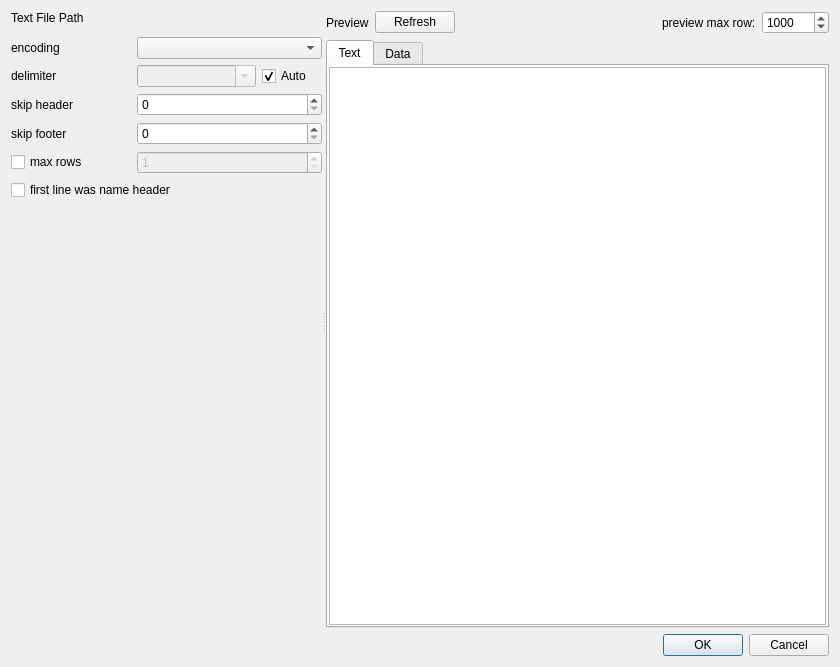
First picture: the form in src/APP/Dialog/DATxtFileImportDialog.ui, repository czyt1988/data-workbench, before the edit.
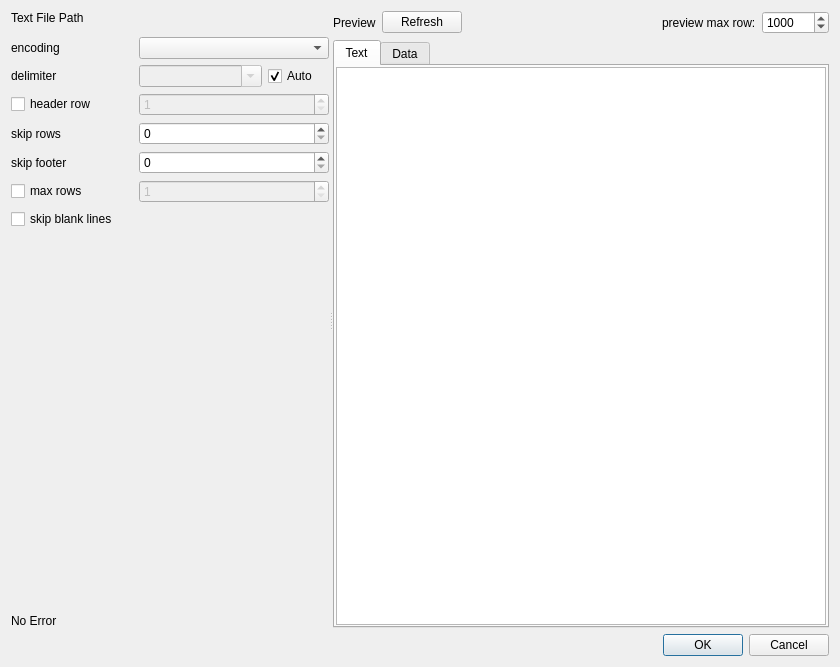
Second picture: the form after the edit. Custom widgets are drawn as their Qt base class.

The edit to the form file:
```diff
--- a/src/APP/Dialog/DATxtFileImportDialog.ui
+++ b/src/APP/Dialog/DATxtFileImportDialog.ui
@@ -33,13 +33,29 @@
        </item>
        <item>
         <layout class="QGridLayout" name="gridLayout">
-         <item row="0" column="2" colspan="3">
-          <widget class="QComboBox" name="comboBoxCodec"/>
+         <item row="5" column="2" colspan="3">
+          <widget class="QSpinBox" name="spinBoxMaxRows">
+           <property name="enabled">
+            <bool>false</bool>
+           </property>
+           <property name="toolTip">
+            <string>The maximum number of rows to read</string>
+           </property>
+           <property name="minimum">
+            <number>1</number>
+           </property>
+           <property name="maximum">
+            <number>999999999</number>
+           </property>
+          </widget>
          </item>
-         <item row="4" column="0" colspan="2">
-          <widget class="QCheckBox" name="checkBoxMaxRows">
-           <property name="text">
-            <string>max rows</string>
+         <item row="4" column="2" colspan="3">
+          <widget class="QSpinBox" name="spinBoxSkipFooter">
+           <property name="toolTip">
+            <string>The number of lines to skip at the end of the file</string>
+           </property>
+           <property name="maximum">
+            <number>999999999</number>
            </property>
           </widget>
          </item>
@@ -53,33 +69,17 @@
            </property>
           </widget>
          </item>
+         <item row="0" column="2" colspan="3">
+          <widget class="QComboBox" name="comboBoxCodec"/>
+         </item>
+         <item row="5" column="0" colspan="2">
+          <widget class="QCheckBox" name="checkBoxMaxRows">
+           <property name="text">
+            <string>max rows</string>
+           </property>
+          </widget>
+         </item>
          <item row="3" column="2" colspan="3">
-          <widget class="QSpinBox" name="spinBoxSkipFooter">
-           <property name="toolTip">
-            <string>The number of lines to skip at the end of the file</string>
-           </property>
-           <property name="maximum">
-            <number>999999999</number>
-           </property>
-          </widget>
-         </item>
-         <item row="4" column="2" colspan="3">
-          <widget class="QSpinBox" name="spinBoxMaxRows">
-           <property name="enabled">
-            <bool>false</bool>
-           </property>
-           <property name="toolTip">
-            <string>The maximum number of rows to read</string>
-           </property>
-           <property name="minimum">
-            <number>1</number>
-           </property>
-           <property name="maximum">
-            <number>999999999</number>
-           </property>
-          </widget>
-         </item>
-         <item row="2" column="2" colspan="3">
           <widget class="QSpinBox" name="spinBoxSkipHeader">
            <property name="toolTip">
             <string>The number of lines to skip at the beginning of the file</string>
@@ -89,13 +89,6 @@
            </property>
           </widget>
          </item>
-         <item row="2" column="0" colspan="2">
-          <widget class="QLabel" name="label_4">
-           <property name="text">
-            <string>skip header</string>
-           </property>
-          </widget>
-         </item>
          <item row="1" column="0" colspan="2">
           <widget class="QLabel" name="label_3">
            <property name="text">
@@ -104,9 +97,9 @@
           </widget>
          </item>
          <item row="3" column="0" colspan="2">
-          <widget class="QLabel" name="label_5">
+          <widget class="QLabel" name="label_4">
            <property name="text">
-            <string>skip footer</string>
+            <string>skip rows</string>
            </property>
           </widget>
          </item>
@@ -117,16 +110,6 @@
            </property>
           </widget>
          </item>
-         <item row="5" column="0" colspan="5">
-          <widget class="QCheckBox" name="checkBoxNames">
-           <property name="toolTip">
-            <string>&lt;html&gt;&lt;head/&gt;&lt;body&gt;&lt;p&gt;the field names are read from the first line after the first skip header lines&lt;/p&gt;&lt;/body&gt;&lt;/html&gt;</string>
-           </property>
-           <property name="text">
-            <string>first line was name header</string>
-           </property>
-          </widget>
-         </item>
          <item row="1" column="2" colspan="2">
           <widget class="QComboBox" name="comboBoxDelimiter">
            <property name="enabled">
@@ -137,6 +120,49 @@
            </property>
           </widget>
          </item>
+         <item row="6" column="0" colspan="5">
+          <widget class="QCheckBox" name="checkBoxSkipBlankLines">
+           <property name="toolTip">
+            <string>skip over blank lines rather than interpreting as NaN values</string>
+           </property>
+           <property name="text">
+            <string>skip blank lines</string>
+           </property>
+          </widget>
+         </item>
+         <item row="4" column="0" colspan="2">
+          <widget class="QLabel" name="label_5">
+           <property name="text">
+            <string>skip footer</string>
+           </property>
+          </widget>
+         </item>
+         <item row="2" column="0" colspan="2">
+          <widget class="QCheckBox" name="checkBoxHeaderRow">
+           <property name="toolTip">
+            <string>Row number(s) containing column labels and marking the start of the data</string>
+           </property>
+           <property name="text">
+            <string>header row</string>
+           </property>
+          </widget>
+         </item>
+         <item row="2" column="2" colspan="3">
+          <widget class="QSpinBox" name="spinBoxHeaderRow">
+           <property name="enabled">
+            <bool>false</bool>
+           </property>
+           <property name="toolTip">
+            <string>Row number(s) containing column labels and marking the start of the data</string>
+           </property>
+           <property name="minimum">
+            <number>1</number>
+           </property>
+           <property name="maximum">
+            <number>999999999</number>
+           </property>
+          </widget>
+         </item>
         </layout>
        </item>
        <item>
@@ -152,6 +178,16 @@
          </property>
         </spacer>
        </item>
+       <item>
+        <widget class="QLabel" name="labelError">
+         <property name="text">
+          <string>No Error</string>
+         </property>
+         <property name="wordWrap">
+          <bool>true</bool>
+         </property>
+        </widget>
+       </item>
       </layout>
      </widget>
      <widget class="QWidget" name="layoutWidget">
```
Left out of the diff: 33 changed lines with no effect on the pictures.
